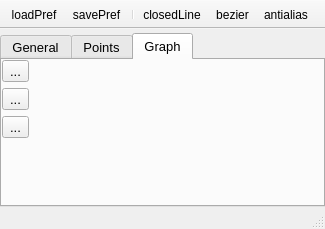
The window that UIs/nLine.ui (NeutrinoToolkit/Neutrino) describes before a commit, drawn with Qt 5.
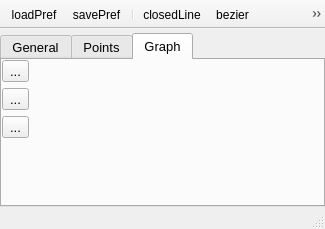
The same window after the commit. Icons and pictures are not drawn. Custom widgets are drawn as their Qt base class.

Commit message: some ui fix for rects and lines

Patch:
```diff
--- a/UIs/nLine.ui
+++ b/UIs/nLine.ui
@@ -6,7 +6,7 @@
    <rect>
     <x>0</x>
     <y>0</y>
-    <width>311</width>
+    <width>317</width>
     <height>229</height>
    </rect>
   </property>
@@ -538,6 +538,8 @@
    <addaction name="actionClosedLine"/>
    <addaction name="actionBezier"/>
    <addaction name="actionAntialias"/>
+   <addaction name="separator"/>
+   <addaction name="actionRemove"/>
   </widget>
   <widget class="QStatusBar" name="statusBar">
    <property name="font">
@@ -642,6 +644,18 @@
     <string>save PDF</string>
    </property>
   </action>
+  <action name="actionRemove">
+   <property name="icon">
+    <iconset resource="../../../../../../private/var/folders/0v/r34b88ss03z9spv7tk_cs0nr0000gp/T/qtc-cmake-Lvo0i4/src/qrc/icons.qrc">
+     <normaloff>:/icons/remove.png</normaloff>:/icons/remove.png</iconset>
+   </property>
+   <property name="text">
+    <string>remove</string>
+   </property>
+   <property name="toolTip">
+    <string>remove line</string>
+   </property>
+  </action>
  </widget>
  <customwidgets>
   <customwidget>
```
Left out of the diff: 12 changed lines with no effect on the pictures. The commit also changes 14 other files.
